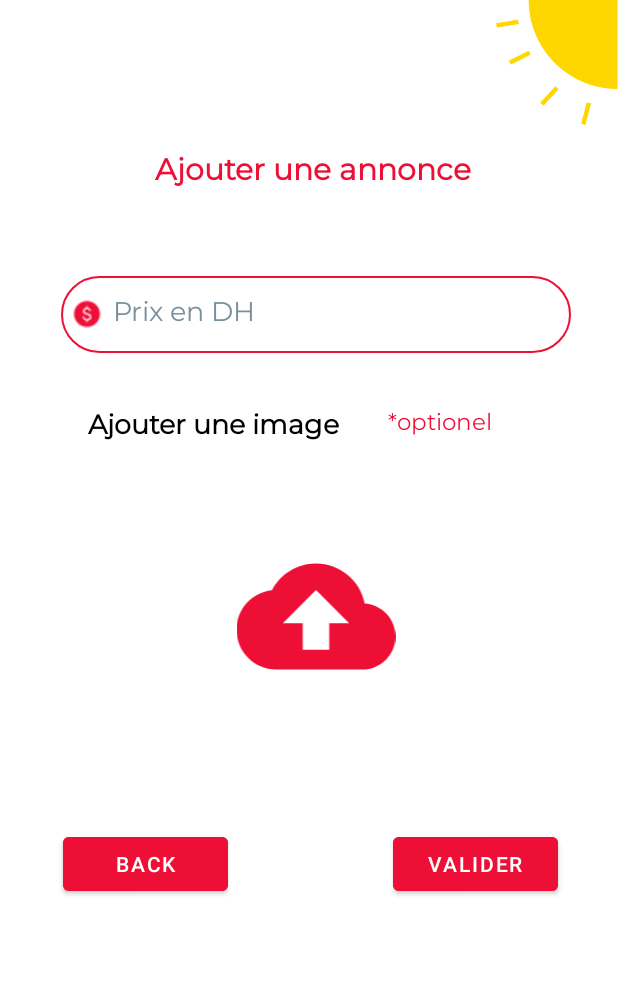
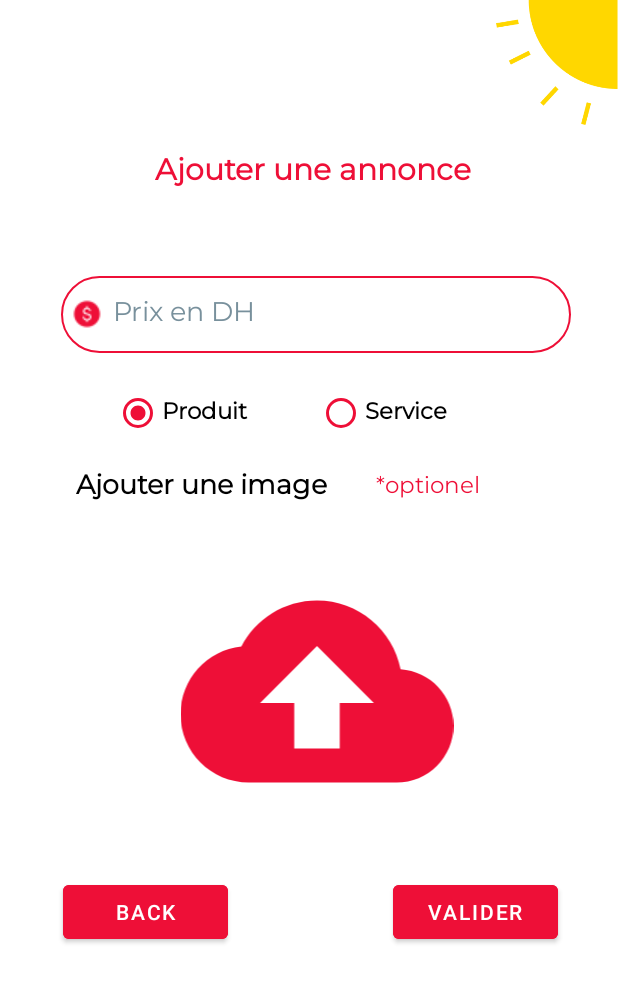
Before and after one commit to ZakariaDani/Education_Store, an Android app: the AddNewAnnouncementActivity screen opened directly, with no data from a screen before it, after a tap on "VALIDER", on a phone screen of 412 x 824 dp. Shown: the top 982 px of the screen. Run offline under Robolectric (Android 15) with nearby library versions, the phone set to English and light mode, and no system bars; our stand-ins replace Firebase (no records; nobody signed in at launch, a user with empty details on screens opened directly); 4 statements that could not run were skipped; 3 other taps on this screen came first.

Commit message:
ajouter annonce page is working properly

```diff
--- a/app/src/main/java/com/example/ensamarketplace/AddNewAnnouncementActivity.java
+++ b/app/src/main/java/com/example/ensamarketplace/AddNewAnnouncementActivity.java
@@ -2,11 +2,9 @@ package com.example.ensamarketplace;
 import android.content.Intent;
 import android.net.Uri;
 import android.os.Bundle;
-import android.provider.MediaStore;
 import android.view.View;
 import android.view.Window;
 import android.view.WindowManager;
-import android.widget.ArrayAdapter;
 import android.widget.Button;
 import android.widget.EditText;
 import android.widget.ImageView;
@@ -14,10 +12,8 @@ import android.widget.ProgressBar;
 import android.widget.RadioButton;
 import android.widget.RadioGroup;
 import android.widget.Spinner;
-import android.widget.Switch;
 import android.widget.Toast;
 
-import androidx.annotation.NonNull;
 import androidx.annotation.Nullable;
 import androidx.appcompat.app.AppCompatActivity;
 
@@ -27,7 +23,6 @@ import com.example.ensamarketplace.utils.Branch;
 import com.example.ensamarketplace.utils.BranchAdapter;
 import com.google.android.gms.tasks.OnCompleteListener;
 import com.google.android.gms.tasks.OnSuccessListener;
-import com.google.android.gms.tasks.Task;
 import com.google.firebase.auth.FirebaseAuth;
 import com.google.firebase.firestore.DocumentReference;
 import com.google.firebase.firestore.DocumentSnapshot;
@@ -36,29 +31,32 @@ import com.google.firebase.storage.FirebaseStorage;
 import com.google.firebase.storage.StorageReference;
 import com.google.firebase.storage.UploadTask;
 
+import java.util.List;
 import java.util.UUID;
 
 public class AddNewAnnouncementActivity extends AppCompatActivity {
 
     View stepOne,stepTwo;
-    EditText titre;
+    EditText title;
     EditText phone;
     EditText description;
     EditText price;
     RadioGroup branch;
+    Button submitButton,nextButton;
     ProgressBar loadingIcon;
-//    Switch serviceSwitch;
-    Spinner spinnerBranch;
+    RadioGroup type;
+    Spinner branchSpinner;
     ImageView uploadImage;
     Uri imageUri;
-    String titreInput, phoneInput, descriptionInput, priceInput, typeInput="produit", branchInput, imageInput;
-    User user;
-
+    String titreInput, descriptionInput, priceInput, typeInput="produit", branchInput, imageInput;
+    User user = new User();
 
     private final FirebaseFirestore fireStore = FirebaseFirestore.getInstance();
     private final FirebaseStorage firebaseStorage= FirebaseStorage.getInstance();
     private final FirebaseAuth firebaseAuth = FirebaseAuth.getInstance();
     private final int GALLERY_REQ_CODE = 1000;
+
+    private final List<String> branches = List.of("CP","GI","GIL","GRT","GE","ENSA");
 
     @Override
     protected void onCreate(Bundle savedInstanceState) {
@@ -69,43 +67,28 @@ public class AddNewAnnouncementActivity extends AppCompatActivity {
 
         getSupportActionBar().hide();
         setContentView(R.layout.activity_add_new_announcement);
-//        titre = findViewById(R.id.titre);
-//        phone = findViewById(R.id.phone);
-//        branch = findViewById(R.id.branch);
-//        price = findViewById(R.id.price);
-//        description = findViewById(R.id.description);
-//        loadingIcon = findViewById(R.id.loadingIcon);
-//        serviceSwitch = findViewById(R.id.switchService);
-//        uploadImage = findViewById(R.id.uploadImage);
+
+        title = findViewById(R.id.title);
+        branchSpinner = findViewById(R.id.branchSpinner);
+        description = findViewById(R.id.description);
+
+        price = findViewById(R.id.price);
+        type = findViewById(R.id.type);
+        uploadImage = findViewById(R.id.uploadImage);
+
         stepOne = findViewById(R.id.stepOne);
         stepTwo = findViewById(R.id.stepTwo);
-        spinnerBranch = findViewById(R.id.spinner);
+        loadingIcon = findViewById(R.id.loadingIcon);
 
-        /*ArrayAdapter<CharSequence> adapter = ArrayAdapter.createFromResource(this,R.array.branch,
-                androidx.appcompat.R.layout.support_simple_spinner_dropdown_item);
+        submitButton = findViewById(R.id.submitButton);
+        nextButton = findViewById(R.id.nextButton);
 
-        adapter.setDropDownViewResource(androidx.appcompat.R.layout.support_simple_spinner_dropdown_item);
-        spinnerBranch.setAdapter(adapter);*/
+
         BranchAdapter adapter = new BranchAdapter(getApplicationContext(), Branch.getAllBranches());
-        spinnerBranch.setAdapter(adapter);
-//        serviceSwitch.setOnCheckedChangeListener((buttonView, isChecked) -> {
-//            typeInput = isChecked ? "service":"produit";
-//            System.out.println(isChecked);
-//        });
-//        getConnectedUser();
-       /* titre = findViewById(R.id.titre);
-        phone = findViewById(R.id.phone);
-        branch = findViewById(R.id.branch);
-        price = findViewById(R.id.price);
-        description = findViewById(R.id.description);
-        loadingIcon = findViewById(R.id.loadingIcon);
-        serviceSwitch = findViewById(R.id.switchService);
-        uploadImage = findViewById(R.id.uploadImage);
-        serviceSwitch.setOnCheckedChangeListener((buttonView, isChecked) -> {
-            typeInput = isChecked ? "service":"produit";
-            System.out.println(isChecked);
-        });
-        getConnectedUser();*/
+        branchSpinner.setAdapter(adapter);
+
+        getConnectedUser();
+
     }
 
     public void getImageFromGallery(View view) {
@@ -127,37 +110,42 @@ public class AddNewAnnouncementActivity extends AppCompatActivity {
 
     public void addNewAnnouncement(View view) {
 
-        System.out.println("chaaa");
-//        titreInput = titre.getText().toString();
-//        phoneInput = phone.getText().toString();
-//        descriptionInput = description.getText().toString();
-//        priceInput = price.getText().toString();
-//        RadioButton radio = findViewById(branch.getCheckedRadioButtonId());
-//        branchInput = radio.getText().toString();
-//        boolean validateForm = validateForm();
-//        if(validateForm){
-//            enableLoadingAnimation();
-//            String randomUid = UUID.randomUUID().toString();
-//            StorageReference cloudStorage = firebaseStorage.getReference().child("images/"+randomUid);
-//            cloudStorage.putFile(imageUri).addOnSuccessListener(
-//                    taskSnapshot -> cloudStorage.getDownloadUrl().addOnSuccessListener(uri -> {
-//                        Uri downloadUrl = uri;
-//                        imageInput = downloadUrl.toString();
-//                        Announcement announcement = new Announcement(titreInput, typeInput, imageInput,
-//                                branchInput, phoneInput, descriptionInput,
-//                                priceInput, firebaseAuth.getCurrentUser().getUid());
-//
-//                        saveAnnouncement(announcement);
-//                    })
-//            ).addOnCompleteListener(
-//                    listener->disableLoadingAnimation()
-//            );
+        titreInput = title.getText().toString();
+        descriptionInput = description.getText().toString();
+        priceInput = price.getText().toString();
+        branchInput = branches.get((int) branchSpinner.getSelectedItem());
+        RadioButton radio = findViewById(type.getCheckedRadioButtonId());
+        typeInput = radio.getText().toString();
+        System.out.println(new Announcement(titreInput, typeInput, imageInput,
+                branchInput, user.getPhone(), descriptionInput,
+                priceInput, firebaseAuth.getCurrentUser().getUid()));
 
-//        }
+        boolean validateForm = validateForm();
+        if (validateForm) {
+            enableLoadingAnimation();
+            if (imageUri != null) {
+                String randomUid = UUID.randomUUID().toString();
+                StorageReference cloudStorage = firebaseStorage.getReference().child("images/" + randomUid);
+                cloudStorage.putFile(imageUri).addOnSuccessListener(
+                        taskSnapshot -> cloudStorage.getDownloadUrl().addOnSuccessListener(uri -> {
+                            Uri downloadUrl = uri;
+                            imageInput = downloadUrl.toString();
+                            saveAnnouncement();
+                        })
+                ).addOnCompleteListener(
+                        listener -> disableLoadingAnimation()
+                );
+            } else {
+                saveAnnouncement();
+            }
 
+        }
     }
+    public void saveAnnouncement(){
+        Announcement announcement = new Announcement(titreInput, typeInput, imageInput,
+                branchInput, user.getPhone(), descriptionInput,
+                priceInput, firebaseAuth.getCurrentUser().getUid());
 
-    public void saveAnnouncement(Announcement announcement){
         fireStore.collection("Announcement").add(announcement)
                 .addOnSuccessListener(
                         (OnSuccessListener) o -> showMessage("Votre annonce a été creé avec succée")
@@ -165,7 +153,7 @@ public class AddNewAnnouncementActivity extends AppCompatActivity {
                 .addOnFailureListener(
                         e -> showMessage("notre serveur est en service pour le moment")
                 ).addOnCompleteListener(
-                        (OnCompleteListener<Void>) task -> disableLoadingAnimation()
+                        (OnCompleteListener<Void>) task -> {disableLoadingAnimation();}
                 );
     }
 
@@ -173,18 +161,15 @@ public class AddNewAnnouncementActivity extends AppCompatActivity {
         boolean validForm = false;
 
         if (titreInput.isEmpty() ||
-                typeInput.isEmpty() || branchInput.isEmpty() || phoneInput.isEmpty() || descriptionInput.isEmpty() ) {
+                typeInput.isEmpty() || priceInput.isEmpty() || descriptionInput.isEmpty() ) {
             showMessage("Tous les champs doivent etre remplis");
-        }else if (!phoneInput.matches("^0[5-8][0-9]+$")) {
-            showMessage("Ce numéro de téléphone est invalide");
         }
         else{
             validForm = true;
         }
-        return true;
+        return validForm;
     }
     public void getConnectedUser() {
-        User user = new User();
         DocumentReference docRef = fireStore.collection("Users").document(firebaseAuth.getCurrentUser().getUid());
         docRef.get().addOnCompleteListener(task -> {
             if (task.isSuccessful()) {
@@ -193,7 +178,6 @@ public class AddNewAnnouncementActivity extends AppCompatActivity {
                 user.setEmail(document.get("email").toString());
                 user.setPhone(document.get("phone").toString());
                 user.setBranch(document.get("branch").toString());
-                phone.setText(user.getPhone());
                 if (document.exists()) {
                     System.out.println("data: " + user);
                 } else {
@@ -206,13 +190,19 @@ public class AddNewAnnouncementActivity extends AppCompatActivity {
     }
 
     public void  navigateToStepTwo(View view){
+        System.out.println("eeeeeeeeeeee");
         stepOne.animate().alpha(0f).setDuration(500);
         stepTwo.animate().alpha(1f).setDuration(500);
+        stepOne.setVisibility(View.INVISIBLE);
+        stepTwo.setVisibility(View.VISIBLE);
 
     }
     public void  backToStepOne(View view){
+        System.out.println("aaaaaaaaa");
         stepOne.animate().alpha(1f).setDuration(500);
         stepTwo.animate().alpha(0f).setDuration(500);
+        stepTwo.setVisibility(View.INVISIBLE);
+        stepOne.setVisibility(View.VISIBLE);
 
     }
 
--- a/app/src/main/java/com/example/ensamarketplace/EditProfileActivity.java
+++ b/app/src/main/java/com/example/ensamarketplace/EditProfileActivity.java
@@ -42,7 +42,7 @@ public class EditProfileActivity extends AppCompatActivity {
 
         email = findViewById(R.id.emaill);
         name = findViewById(R.id.name);
-        branch = findViewById(R.id.branch);
+        branch = findViewById(R.id.type);
         phone = findViewById(R.id.phone);
 
         loadingIcon = findViewById(R.id.loadingIcon);
--- a/app/src/main/java/com/example/ensamarketplace/RecycleViewAdapter.java
+++ b/app/src/main/java/com/example/ensamarketplace/RecycleViewAdapter.java
@@ -3,7 +3,6 @@ package com.example.ensamarketplace;
 import android.annotation.SuppressLint;
 import android.graphics.Bitmap;
 import android.graphics.BitmapFactory;
-import android.graphics.drawable.Drawable;
 import android.os.StrictMode;
 import android.view.LayoutInflater;
 import android.view.View;
@@ -19,10 +18,8 @@ import androidx.recyclerview.widget.RecyclerView;
 
 import com.example.ensamarketplace.model.Announcement;
 
-import java.io.BufferedInputStream;
 import java.io.IOException;
 import java.io.InputStream;
-import java.net.HttpURLConnection;
 import java.net.URL;
 import java.util.ArrayList;
 import java.util.List;
@@ -104,7 +101,7 @@ public class RecycleViewAdapter extends RecyclerView.Adapter<RecycleViewAdapter.
 
         public MyViewHolder(View itemView) {
             super(itemView);
-            title = itemView.findViewById(R.id.title);
+            title = itemView.findViewById(R.id.price);
             price = itemView.findViewById(R.id.price);
             image = itemView.findViewById(R.id.image);
             cardView = itemView.findViewById(R.id.carView);
--- a/app/src/main/java/com/example/ensamarketplace/model/Announcement.java
+++ b/app/src/main/java/com/example/ensamarketplace/model/Announcement.java
@@ -10,9 +10,11 @@ public class Announcement {
     private String price;
     private String userOwner;
     private int id;
+
     public Announcement(){}
 
-    public Announcement(String titre, String type, String image, String branch, String phone, String description, String price, String userOwner) {
+    public Announcement(String titre, String type, String image, String branch,
+                        String phone, String description, String price, String userOwner) {
         this.titre = titre;
         this.type = type;
         this.image = image;
@@ -21,6 +23,7 @@ public class Announcement {
         this.description = description;
         this.price = price;
         this.userOwner = userOwner;
+
     }
 
     public int getId() {
--- a/app/src/main/java/com/example/ensamarketplace/utils/Branch.java
+++ b/app/src/main/java/com/example/ensamarketplace/utils/Branch.java
@@ -48,7 +48,6 @@ public class Branch implements Serializable {
 
 
         branches.addAll(List.of(CP,GI,GIL,GRT,GE,ALL));
-        System.out.println(branches);
 
         return branches;
     }
--- a/app/src/main/res/layout/activity_announcement.xml
+++ b/app/src/main/res/layout/activity_announcement.xml
@@ -28,7 +28,7 @@
             android:src="@drawable/no_image" />
 
         <TextView
-            android:id="@+id/title"
+            android:id="@+id/price"
             android:layout_width="match_parent"
             android:layout_height="wrap_content"
             android:layout_below="@+id/image"
@@ -41,7 +41,7 @@
             android:id="@+id/price"
             android:layout_width="match_parent"
             android:layout_height="wrap_content"
-            android:layout_below="@id/title"
+            android:layout_below="@id/price"
             android:layout_marginStart="10dp"
             android:fontFamily="@font/montserrat"
             android:drawablePadding="2dp"
--- a/app/src/main/res/layout/activity_edit_profile.xml
+++ b/app/src/main/res/layout/activity_edit_profile.xml
@@ -84,7 +84,7 @@
             app:layout_constraintStart_toStartOf="parent" />
 
         <RadioGroup
-            android:id="@+id/branch"
+            android:id="@+id/type"
             android:layout_width="wrap_content"
             android:layout_height="40dp"
             android:layout_marginTop="20dp"
--- a/app/src/main/res/layout/activity_register.xml
+++ b/app/src/main/res/layout/activity_register.xml
@@ -107,7 +107,7 @@
             app:layout_constraintEnd_toEndOf="parent"
             app:layout_constraintHorizontal_bias="0.0"
             app:layout_constraintStart_toStartOf="parent"
-            app:layout_constraintTop_toBottomOf="@+id/branch" />
+            app:layout_constraintTop_toBottomOf="@+id/type" />
 
         <Button
             android:id="@+id/loginButton"
--- a/app/src/main/res/layout/add_new_annoucement_step_two.xml
+++ b/app/src/main/res/layout/add_new_annoucement_step_two.xml
@@ -15,7 +15,7 @@
         android:id="@+id/addbutton"
         android:layout_width="110dp"
         android:layout_height="48dp"
-        android:layout_marginTop="88dp"
+        android:layout_marginTop="32dp"
         android:layout_marginEnd="40dp"
         android:alpha="1"
         android:backgroundTint="@color/main_color"
@@ -23,7 +23,7 @@
         android:text="@string/valider"
         android:textColor="#FFFFFF"
         app:layout_constraintEnd_toEndOf="parent"
-        app:layout_constraintTop_toBottomOf="@+id/imageView" />
+        app:layout_constraintTop_toBottomOf="@+id/uploadImage" />
 
     <Button
         android:id="@+id/submitButton"
@@ -38,7 +38,7 @@
         app:layout_constraintEnd_toEndOf="parent" />
 
     <EditText
-        android:id="@+id/prix"
+        android:id="@+id/price"
         style="@style/input"
         android:layout_width="340dp"
         android:layout_height="51dp"
@@ -48,9 +48,10 @@
         android:drawableLeft="@drawable/ic_price"
         android:ems="10"
         android:hint="@string/price"
-        android:inputType="textEmailAddress"
+        android:inputType="phone"
         android:textColor="#000000"
         android:textColorHint="#78909C"
+        android:visibility="visible"
         app:layout_constraintEnd_toEndOf="parent"
         app:layout_constraintHorizontal_bias="0.492"
         app:layout_constraintStart_toStartOf="parent"
@@ -61,11 +62,40 @@
         style="@style/input_label"
         android:layout_width="wrap_content"
         android:layout_height="wrap_content"
-        android:layout_marginStart="48dp"
-        android:layout_marginTop="36dp"
+        android:layout_marginStart="40dp"
+        android:layout_marginTop="76dp"
         android:text="@string/add_img"
         app:layout_constraintStart_toStartOf="parent"
-        app:layout_constraintTop_toBottomOf="@+id/prix" />
+        app:layout_constraintTop_toBottomOf="@+id/price" />
+
+    <RadioGroup
+        android:id="@+id/type"
+        android:layout_width="wrap_content"
+        android:layout_height="40dp"
+        android:layout_marginTop="20dp"
+        android:orientation="horizontal"
+        app:layout_constraintEnd_toEndOf="parent"
+        app:layout_constraintStart_toStartOf="parent"
+        app:layout_constraintTop_toBottomOf="@+id/price">
+
+        <RadioButton
+            android:id="@+id/radioButton4"
+            style="@style/branch"
+            android:layout_width="135dp"
+            android:layout_height="wrap_content"
+            android:checked="true"
+            android:text="@string/product"
+            tools:ignore="TouchTargetSizeCheck" />
+
+        <RadioButton
+            android:id="@+id/radioButton2"
+            style="@style/branch"
+            android:layout_width="135dp"
+            android:layout_height="wrap_content"
+            android:text="@string/service"
+            tools:ignore="TouchTargetSizeCheck" />
+
+    </RadioGroup>
 
     <TextView
         android:id="@+id/textView4"
@@ -74,16 +104,18 @@
         android:layout_height="wrap_content"
         android:layout_marginStart="32dp"
         android:text="@string/optionel"
+        app:layout_constraintBottom_toBottomOf="@+id/textView"
         app:layout_constraintStart_toEndOf="@+id/textView"
         app:layout_constraintTop_toTopOf="@+id/textView" />
 
     <ImageView
-        android:id="@+id/imageView"
-        android:layout_width="204dp"
-        android:layout_height="106dp"
-        android:layout_marginTop="60dp"
+        android:id="@+id/uploadImage"
+        android:layout_width="205dp"
+        android:layout_height="182dp"
+        android:layout_marginTop="32dp"
+        android:onClick="getImageFromGallery"
+        android:scaleType="fitCenter"
         app:layout_constraintEnd_toEndOf="parent"
-        app:layout_constraintHorizontal_bias="0.497"
         app:layout_constraintStart_toStartOf="parent"
         app:layout_constraintTop_toBottomOf="@+id/textView"
         app:srcCompat="@drawable/ic_baseline_cloud_upload_24" />
```
Also changed, not shown: app/src/main/res/layout/add_new_annoucement_step_one.xml (+9 -8 lines).
